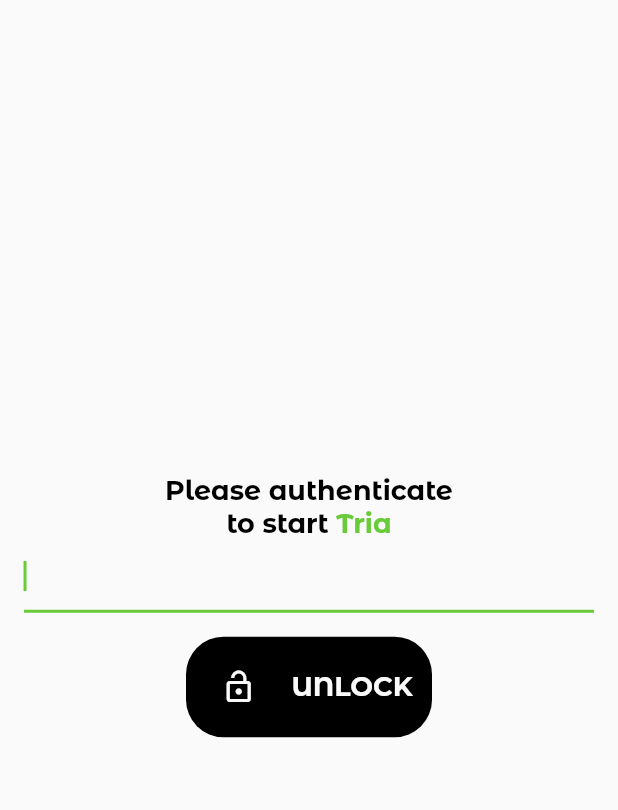
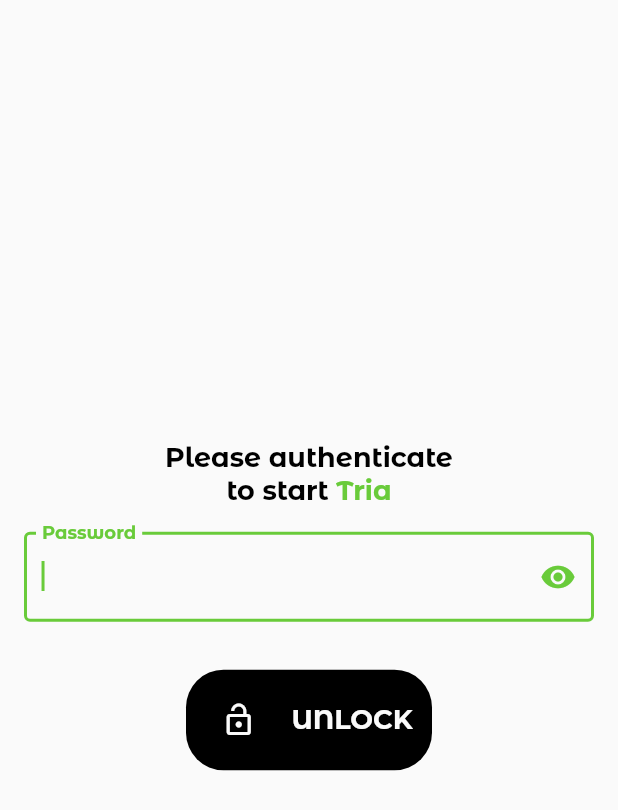
Before and after one commit to Shahryar-Pirooz/Shahryar-Pirooz-Tria-Android, a Flutter app: the Authentication screen opened directly, on a phone screen of 412 x 824 dp. Shown: the top 810 px of the screen. Run offline on Flutter 3.47's test engine with Material 2 defaults, Android fonts, the phone set to English and light mode, and no system bars; our stand-ins replace introduction_screen, shared_preferences; accounts and stored records are empty; project files that could hold a hidden picture were left out.

Commit message:
TextField in authentication.dart changed

```diff
--- a/lib/Pages/authentication.dart
+++ b/lib/Pages/authentication.dart
@@ -26,10 +26,33 @@
                   textAlign: TextAlign.center,
                   text: TriaBody('Please authenticate\nto start ',
                       children: [TriaBody('Tria', color: primaryColor)])),
+              const Divider(
+                color: white,
+              ),
               TextField(
                 autofocus: true,
-                obscureText: true,
+                decoration: InputDecoration(
+                    border: const OutlineInputBorder(),
+                    labelText: "Password",
+                    suffixIcon: IconButton(
+                        onPressed: () => Provider.of<VisiblePassword>(context,
+                                    listen: false)
+                                .isVisible =
+                            Provider.of<VisiblePassword>(context, listen: false)
+                                    .isVisible
+                                ? false
+                                : true,
+                        icon: Icon(
+                            Provider.of<VisiblePassword>(context, listen: true)
+                                    .isVisible
+                                ? Icons.visibility_off
+                                : Icons.visibility))),
+                obscureText:
+                    Provider.of<VisiblePassword>(context, listen: true).isHide,
                 controller: _passController,
+              ),
+              const Divider(
+                color: white,
               ),
               TriaButton(() {
                 var _bytes =
--- a/lib/Pages/main_page.dart
+++ b/lib/Pages/main_page.dart
@@ -6,8 +6,6 @@
 import 'package:triapass/password_generate.dart';
 import 'package:triapass/src/components.dart';
 import 'package:triapass/src/custom_color.dart';
-
-import 'dart:developer' as DEV;
 
 class MainPage extends StatelessWidget {
   final GlobalKey<ScaffoldState> _drawerscaffoldkey =
```
